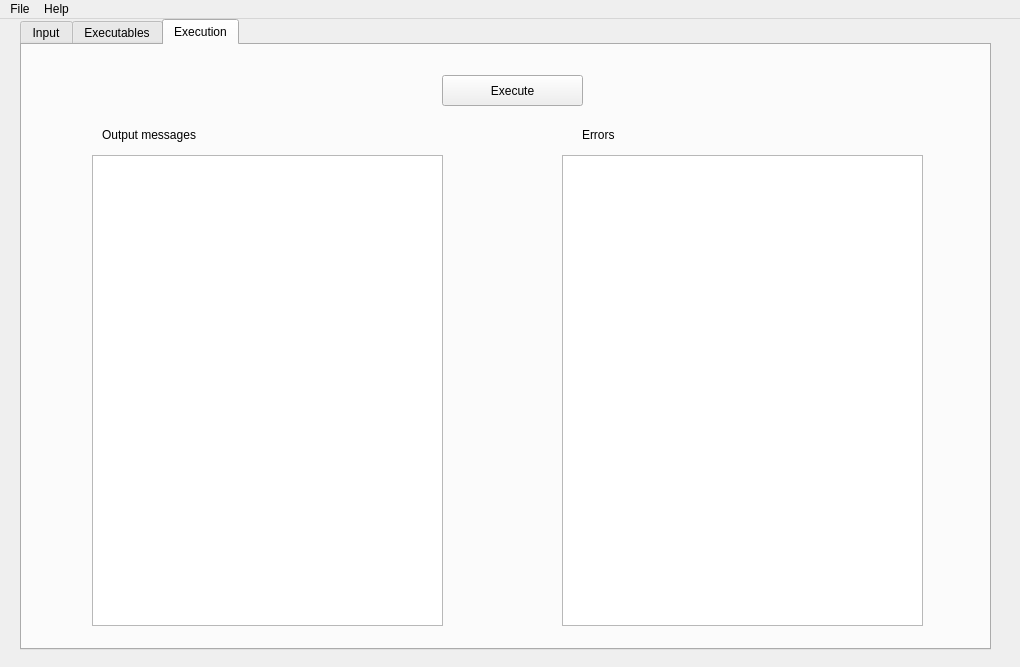
Before: the Qt Designer form src/app/csfwindow.ui in tahya-deddah/Local_EACSF, drawn with Qt 5.
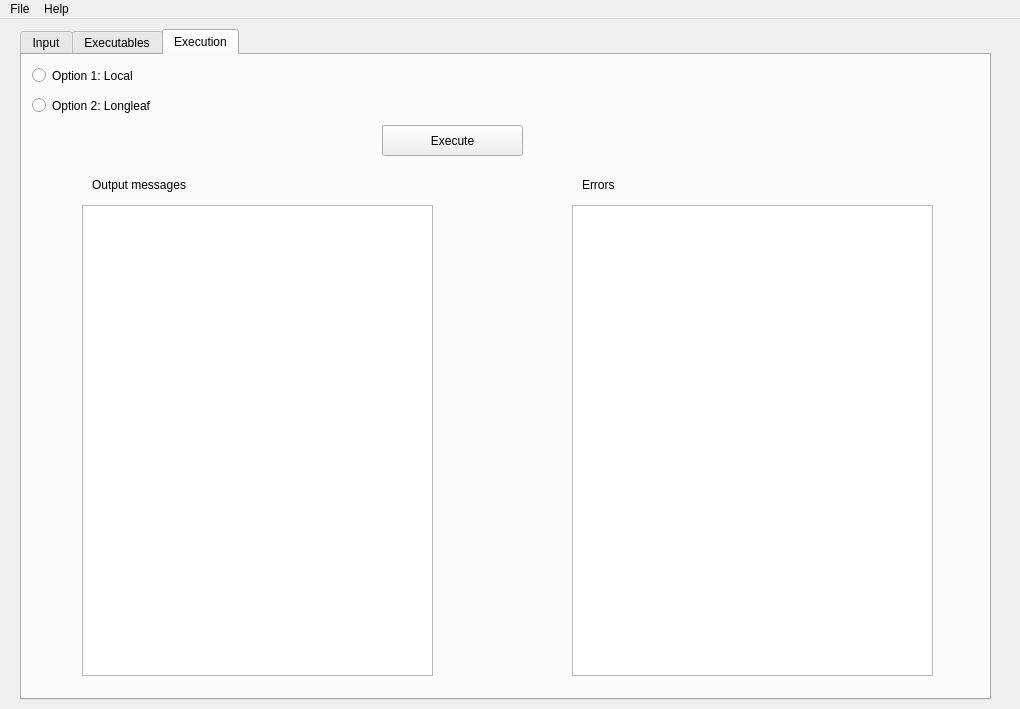
After: the same form once the commit is applied. The open tabs and pages were chosen to show the change.

Diff of the .ui file:
```diff
--- a/src/app/csfwindow.ui
+++ b/src/app/csfwindow.ui
@@ -7,7 +7,7 @@
     <x>0</x>
     <y>0</y>
     <width>1020</width>
-    <height>667</height>
+    <height>709</height>
    </rect>
   </property>
   <property name="windowTitle">
@@ -18,9 +18,9 @@
     <property name="geometry">
      <rect>
       <x>20</x>
-      <y>0</y>
+      <y>10</y>
       <width>971</width>
-      <height>631</height>
+      <height>671</height>
      </rect>
     </property>
     <property name="toolTip">
@@ -272,8 +272,8 @@
      <widget class="QPushButton" name="Execute">
       <property name="geometry">
        <rect>
-        <x>420</x>
-        <y>30</y>
+        <x>360</x>
+        <y>70</y>
         <width>141</width>
         <height>31</height>
        </rect>
@@ -285,8 +285,8 @@
      <widget class="QTextBrowser" name="output">
       <property name="geometry">
        <rect>
-        <x>70</x>
-        <y>110</y>
+        <x>60</x>
+        <y>150</y>
         <width>351</width>
         <height>471</height>
        </rect>
@@ -295,8 +295,8 @@
      <widget class="QTextBrowser" name="error">
       <property name="geometry">
        <rect>
-        <x>540</x>
-        <y>110</y>
+        <x>550</x>
+        <y>150</y>
         <width>361</width>
         <height>471</height>
        </rect>
@@ -305,8 +305,8 @@
      <widget class="QLabel" name="label">
       <property name="geometry">
        <rect>
-        <x>80</x>
-        <y>80</y>
+        <x>70</x>
+        <y>120</y>
         <width>121</width>
         <height>20</height>
        </rect>
@@ -319,7 +319,7 @@
       <property name="geometry">
        <rect>
         <x>560</x>
-        <y>80</y>
+        <y>120</y>
         <width>121</width>
         <height>20</height>
        </rect>
@@ -328,6 +328,32 @@
        <string>Errors</string>
       </property>
      </widget>
+     <widget class="QRadioButton" name="local">
+      <property name="geometry">
+       <rect>
+        <x>10</x>
+        <y>10</y>
+        <width>141</width>
+        <height>21</height>
+       </rect>
+      </property>
+      <property name="text">
+       <string>Option 1: Local</string>
+      </property>
+     </widget>
+     <widget class="QRadioButton" name="longleaf">
+      <property name="geometry">
+       <rect>
+        <x>10</x>
+        <y>40</y>
+        <width>151</width>
+        <height>21</height>
+       </rect>
+      </property>
+      <property name="text">
+       <string>Option 2: Longleaf</string>
+      </property>
+     </widget>
     </widget>
    </widget>
   </widget>
```
Left out of the diff: 38 changed lines with no effect on the pictures.
